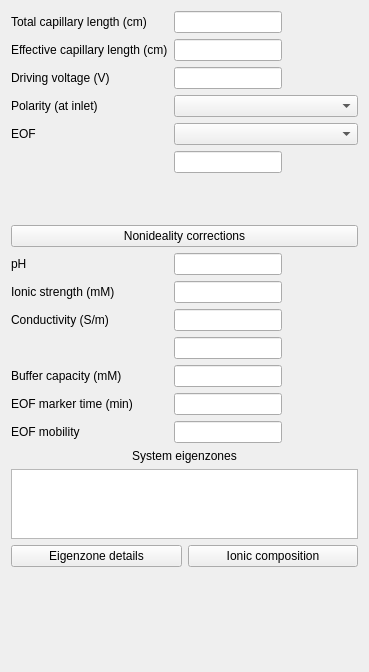
echmet/PeakMasterNG, file src/ui/maincontrolwidget.ui: the form before one commit.
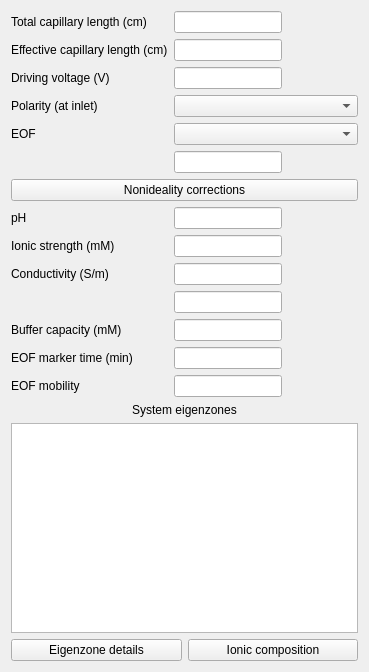
The form after the commit. Custom widgets are drawn as their Qt base class.

Commit message: Try to prevent the MainControlWidget from forcing the app's window to grow outside screen's dimensions.

```diff
--- a/src/ui/maincontrolwidget.ui
+++ b/src/ui/maincontrolwidget.ui
@@ -131,26 +131,26 @@
       </widget>
      </item>
      <item row="6" column="0" colspan="2">
-      <spacer name="verticalSpacer">
-       <property name="orientation">
-        <enum>Qt::Vertical</enum>
+      <widget class="QPushButton" name="qpb_nonidealityCorrections">
+       <property name="sizePolicy">
+        <sizepolicy hsizetype="Preferred" vsizetype="Fixed">
+         <horstretch>0</horstretch>
+         <verstretch>0</verstretch>
+        </sizepolicy>
        </property>
-       <property name="sizeHint" stdset="0">
-        <size>
-         <width>20</width>
-         <height>40</height>
-        </size>
+       <property name="text">
+        <string>Nonideality corrections</string>
        </property>
-      </spacer>
+      </widget>
      </item>
-     <item row="8" column="0">
+     <item row="7" column="0">
       <widget class="QLabel" name="ql_pH">
        <property name="text">
         <string>pH</string>
        </property>
       </widget>
      </item>
-     <item row="8" column="1">
+     <item row="7" column="1">
       <widget class="FloatingValueLineEdit" name="qle_pH">
        <property name="sizePolicy">
         <sizepolicy hsizetype="Preferred" vsizetype="Fixed">
@@ -163,14 +163,14 @@
        </property>
       </widget>
      </item>
-     <item row="9" column="0">
+     <item row="8" column="0">
       <widget class="QLabel" name="ql_ionicStrength">
        <property name="text">
         <string>Ionic strength (mM)</string>
        </property>
       </widget>
      </item>
-     <item row="9" column="1">
+     <item row="8" column="1">
       <widget class="FloatingValueLineEdit" name="qle_ionicStrength">
        <property name="sizePolicy">
         <sizepolicy hsizetype="Preferred" vsizetype="Fixed">
@@ -183,14 +183,14 @@
        </property>
       </widget>
      </item>
-     <item row="10" column="0">
+     <item row="9" column="0">
       <widget class="QLabel" name="ql_conducrivity">
        <property name="text">
         <string>Conductivity (S/m)</string>
        </property>
       </widget>
      </item>
-     <item row="10" column="1">
+     <item row="9" column="1">
       <widget class="FloatingValueLineEdit" name="qle_conductivity">
        <property name="sizePolicy">
         <sizepolicy hsizetype="Preferred" vsizetype="Fixed">
@@ -203,14 +203,14 @@
        </property>
       </widget>
      </item>
-     <item row="11" column="0">
+     <item row="10" column="0">
       <widget class="QLabel" name="ql_resistivity">
        <property name="text">
         <string>&lt;RESISTIVITY_PLCHLDR&gt;</string>
        </property>
       </widget>
      </item>
-     <item row="11" column="1">
+     <item row="10" column="1">
       <widget class="FloatingValueLineEdit" name="qle_resistivity">
        <property name="sizePolicy">
         <sizepolicy hsizetype="Preferred" vsizetype="Fixed">
@@ -223,14 +223,14 @@
        </property>
       </widget>
      </item>
-     <item row="12" column="0">
+     <item row="11" column="0">
       <widget class="QLabel" name="ql_bufferCapacity">
        <property name="text">
         <string>Buffer capacity (mM)</string>
        </property>
       </widget>
      </item>
-     <item row="12" column="1">
+     <item row="11" column="1">
       <widget class="FloatingValueLineEdit" name="qle_bufferCapacity">
        <property name="sizePolicy">
         <sizepolicy hsizetype="Preferred" vsizetype="Fixed">
@@ -240,14 +240,14 @@
        </property>
       </widget>
      </item>
-     <item row="13" column="0">
+     <item row="12" column="0">
       <widget class="QLabel" name="ql_eofMarkerTime">
        <property name="text">
         <string>EOF marker time (min)</string>
        </property>
       </widget>
      </item>
-     <item row="13" column="1">
+     <item row="12" column="1">
       <widget class="FloatingValueLineEdit" name="qle_eofMarkerTime">
        <property name="sizePolicy">
         <sizepolicy hsizetype="Preferred" vsizetype="Fixed">
@@ -260,14 +260,14 @@
        </property>
       </widget>
      </item>
-     <item row="14" column="0">
+     <item row="13" column="0">
       <widget class="QLabel" name="ql_eofMobility">
        <property name="text">
         <string>EOF mobility</string>
        </property>
       </widget>
      </item>
-     <item row="14" column="1">
+     <item row="13" column="1">
       <widget class="FloatingValueLineEdit" name="qle_eofMobility">
        <property name="sizePolicy">
         <sizepolicy hsizetype="Preferred" vsizetype="Fixed">
@@ -280,19 +280,6 @@
        </property>
       </widget>
      </item>
-     <item row="7" column="0" colspan="2">
-      <widget class="QPushButton" name="qpb_nonidealityCorrections">
-       <property name="sizePolicy">
-        <sizepolicy hsizetype="Preferred" vsizetype="Fixed">
-         <horstretch>0</horstretch>
-         <verstretch>0</verstretch>
-        </sizepolicy>
-       </property>
-       <property name="text">
-        <string>Nonideality corrections</string>
-       </property>
-      </widget>
-     </item>
     </layout>
    </item>
    <item>
@@ -308,13 +295,16 @@
    <item>
     <widget class="CopiableItemsTableView" name="qtbv_systemEigenzones">
      <property name="sizePolicy">
-      <sizepolicy hsizetype="Preferred" vsizetype="Minimum">
+      <sizepolicy hsizetype="Preferred" vsizetype="MinimumExpanding">
        <horstretch>0</horstretch>
        <verstretch>0</verstretch>
       </sizepolicy>
      </property>
+     <property name="horizontalScrollBarPolicy">
+      <enum>Qt::ScrollBarAlwaysOff</enum>
+     </property>
      <property name="sizeAdjustPolicy">
-      <enum>QAbstractScrollArea::AdjustToContents</enum>
+      <enum>QAbstractScrollArea::AdjustIgnored</enum>
      </property>
     </widget>
    </item>
@@ -348,19 +338,6 @@
      </item>
     </layout>
    </item>
-   <item>
-    <spacer name="verticalSpacer_2">
-     <property name="orientation">
-      <enum>Qt::Vertical</enum>
-     </property>
-     <property name="sizeHint" stdset="0">
-      <size>
-       <width>20</width>
-       <height>40</height>
-      </size>
-     </property>
-    </spacer>
-   </item>
   </layout>
  </widget>
  <customwidgets>
```
